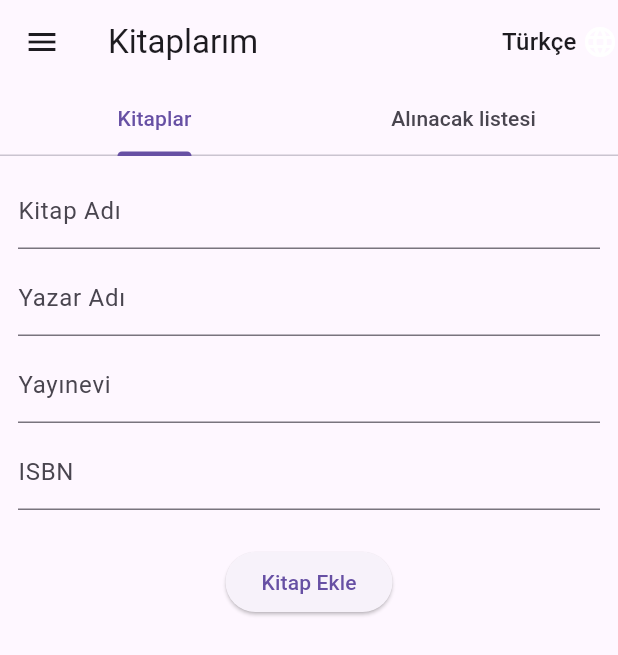
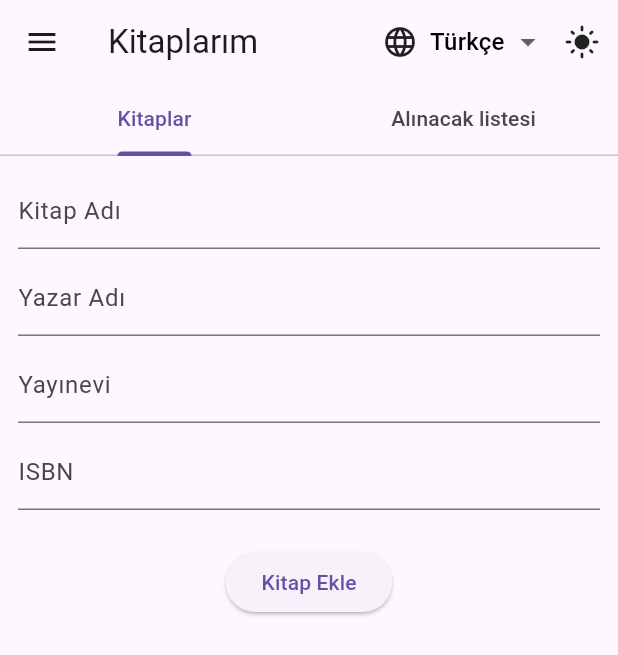
Before and after one commit to ftmkyz/LibraryApp, a Flutter app: the screen it shows after launch, on a phone screen of 412 x 824 dp. Shown: the top 655 px of the screen. Run offline on Flutter 3.47's test engine with Material 3 defaults, Android fonts, the phone set to English and light mode, and no system bars; our stand-ins replace shared_preferences.

Commit message:
dark mode and languages edit

```diff
--- a/lib/main.dart
+++ b/lib/main.dart
@@ -14,6 +14,7 @@ class MyApp extends StatefulWidget {
 
 class _MyAppState extends State<MyApp> {
   Locale _locale = const Locale('tr');
+  bool _isDarkTheme = false;
 
   void _changeLanguage(Locale locale) {
     setState(() {
@@ -21,11 +22,20 @@ class _MyAppState extends State<MyApp> {
     });
   }
 
+  void _toggleTheme(bool isDark) {
+    setState(() {
+      _isDarkTheme = isDark;
+    });
+  }
+
   @override
   Widget build(BuildContext context) {
     return MaterialApp(
       title: 'Kitaplarım',
-      theme: ThemeData(primarySwatch: Colors.blue),
+      theme: ThemeData(
+        brightness: _isDarkTheme ? Brightness.dark : Brightness.light,
+        primarySwatch: Colors.blue,
+      ),
       locale: _locale,
       supportedLocales: const [Locale('en'), Locale('tr')],
       localizationsDelegates: [
@@ -33,7 +43,12 @@ class _MyAppState extends State<MyApp> {
         GlobalWidgetsLocalizations.delegate,
         GlobalCupertinoLocalizations.delegate,
       ],
-      home: HomePage(locale: _locale, onLocaleChange: _changeLanguage),
+      home: HomePage(
+        locale: _locale,
+        onLocaleChange: _changeLanguage,
+        isDarkTheme: _isDarkTheme,
+        onThemeToggle: _toggleTheme,
+      ),
     );
   }
 }
--- a/lib/pages/homepage.dart
+++ b/lib/pages/homepage.dart
@@ -5,7 +5,15 @@ import 'package:library_app/pages/wishlist.dart';
 class HomePage extends StatefulWidget {
   final Locale? locale;
   final ValueChanged<Locale>? onLocaleChange;
-  const HomePage({super.key, this.locale, this.onLocaleChange});
+  final bool isDarkTheme;
+  final ValueChanged<bool>? onThemeToggle;
+  const HomePage({
+    super.key,
+    this.locale,
+    this.onLocaleChange,
+    this.isDarkTheme = false,
+    this.onThemeToggle,
+  });
   @override
   State<HomePage> createState() => _HomePageState();
 }
@@ -29,18 +37,73 @@ class _HomePageState extends State<HomePage>
         actions: [
           DropdownButton<Locale>(
             value: widget.locale ?? const Locale('tr'),
-            icon: const Icon(Icons.language, color: Colors.white),
-            dropdownColor: Colors.white,
+            dropdownColor: Theme.of(context).canvasColor,
             underline: Container(),
             onChanged: (Locale? newLocale) {
               if (newLocale != null && widget.onLocaleChange != null) {
                 widget.onLocaleChange!(newLocale);
               }
             },
-            items: const [
-              DropdownMenuItem(value: Locale('en'), child: Text('English')),
-              DropdownMenuItem(value: Locale('tr'), child: Text('Türkçe')),
+            items: [
+              DropdownMenuItem(
+                value: Locale('en'),
+                child: Row(
+                  children: [
+                    Icon(
+                      Icons.language,
+                      color: Theme.of(context).brightness == Brightness.dark
+                          ? Colors.white
+                          : Theme.of(context).iconTheme.color,
+                    ),
+                    SizedBox(width: 8),
+                    Text(
+                      'English',
+                      style: TextStyle(
+                        color: Theme.of(context).brightness == Brightness.dark
+                            ? Colors.white
+                            : Colors.black,
+                      ),
+                    ),
+                  ],
+                ),
+              ),
+              DropdownMenuItem(
+                value: Locale('tr'),
+                child: Row(
+                  children: [
+                    Icon(
+                      Icons.language,
+                      color: Theme.of(context).brightness == Brightness.dark
+                          ? Colors.white
+                          : Theme.of(context).iconTheme.color,
+                    ),
+                    SizedBox(width: 8),
+                    Text(
+                      'Türkçe',
+                      style: TextStyle(
+                        color: Theme.of(context).brightness == Brightness.dark
+                            ? Colors.white
+                            : Colors.black,
+                      ),
+                    ),
+                  ],
+                ),
+              ),
             ],
+          ),
+          IconButton(
+            icon: Icon(
+              widget.isDarkTheme ? Icons.dark_mode : Icons.light_mode,
+              color: Theme.of(context).iconTheme.color,
+            ),
+            tooltip: widget.isDarkTheme
+                ? (isTurkish ? 'Açık Tema' : 'Light Theme')
+                : (isTurkish ? 'Koyu Tema' : 'Dark Theme'),
+            onPressed: () {
+              if (widget.onThemeToggle != null) {
+                widget.onThemeToggle!(!widget.isDarkTheme);
+              }
+            },
           ),
         ],
         bottom: TabBar(
```
